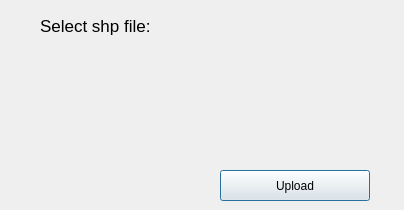
First picture: the form in ui/watering_shpImport_dialog.ui, repository Ingeniousware/QGISWaterIng, before the edit.
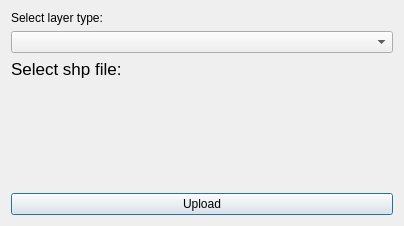
Second picture: the form after the edit. Custom widgets are drawn as their Qt base class.

Commit message: import demand node shp

```diff
--- a/ui/watering_shpImport_dialog.ui
+++ b/ui/watering_shpImport_dialog.ui
@@ -10,20 +10,27 @@
     <x>0</x>
     <y>0</y>
     <width>404</width>
-    <height>210</height>
+    <height>226</height>
    </rect>
   </property>
   <property name="windowTitle">
    <string>Watering SHP Import</string>
   </property>
+  <layout class="QGridLayout" name="gridLayout">
+   <item row="5" column="0">
+    <widget class="QPushButton" name="uploadShpFile">
+     <property name="text">
+      <string>Upload</string>
+     </property>
+    </widget>
+   </item>
+   <item row="2" column="0">
   <widget class="QLabel" name="selectFileLabel">
-   <property name="geometry">
-    <rect>
-     <x>40</x>
-     <y>16</y>
-     <width>200</width>
-     <height>20</height>
-    </rect>
+     <property name="maximumSize">
+      <size>
+       <width>16777215</width>
+       <height>24</height>
+      </size>
    </property>
    <property name="font">
     <font>
@@ -36,29 +43,54 @@
     <string>Select shp file:</string>
    </property>
   </widget>
+   </item>
+   <item row="4" column="0">
+    <spacer name="verticalSpacer">
+     <property name="orientation">
+      <enum>Qt::Vertical</enum>
+     </property>
+     <property name="sizeHint" stdset="0">
+      <size>
+       <width>20</width>
+       <height>40</height>
+      </size>
+     </property>
+    </spacer>
+   </item>
+   <item row="0" column="0">
+    <widget class="QLabel" name="LayerTypeLabel">
+     <property name="maximumSize">
+      <size>
+       <width>16777215</width>
+       <height>23</height>
+      </size>
+     </property>
+     <property name="text">
+      <string>Select layer type:</string>
+     </property>
+    </widget>
+   </item>
+   <item row="3" column="0">
   <widget class="QgsFileWidget" name="newSHPDirectory">
-   <property name="geometry">
-    <rect>
-     <x>40</x>
-     <y>40</y>
-     <width>331</width>
-     <height>21</height>
-    </rect>
-   </property>
-  </widget>
-  <widget class="QPushButton" name="uploadShpFile">
-   <property name="geometry">
-    <rect>
-     <x>220</x>
-     <y>170</y>
-     <width>150</width>
-     <height>31</height>
-    </rect>
-   </property>
-   <property name="text">
-    <string>Upload</string>
-   </property>
-  </widget>
+     <property name="maximumSize">
+      <size>
+       <width>16777215</width>
+       <height>23</height>
+      </size>
+     </property>
+    </widget>
+   </item>
+   <item row="1" column="0">
+    <widget class="QComboBox" name="LayerTypeCBox">
+     <property name="maximumSize">
+      <size>
+       <width>16777215</width>
+       <height>32</height>
+      </size>
+     </property>
+    </widget>
+   </item>
+  </layout>
  </widget>
  <customwidgets>
   <customwidget>
```
Lines whose indentation alone changed are shown as unchanged. The commit also changes 2 other files.
